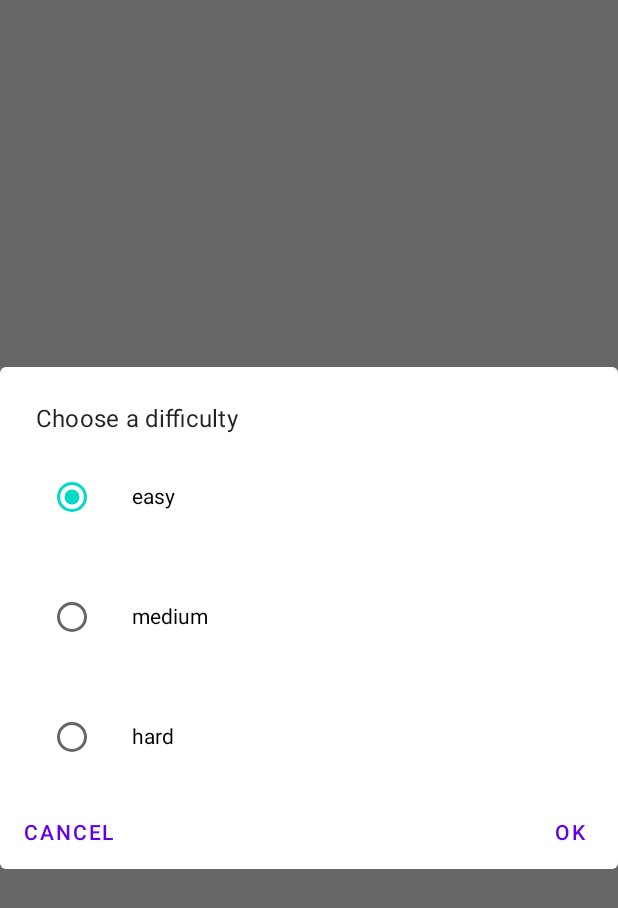
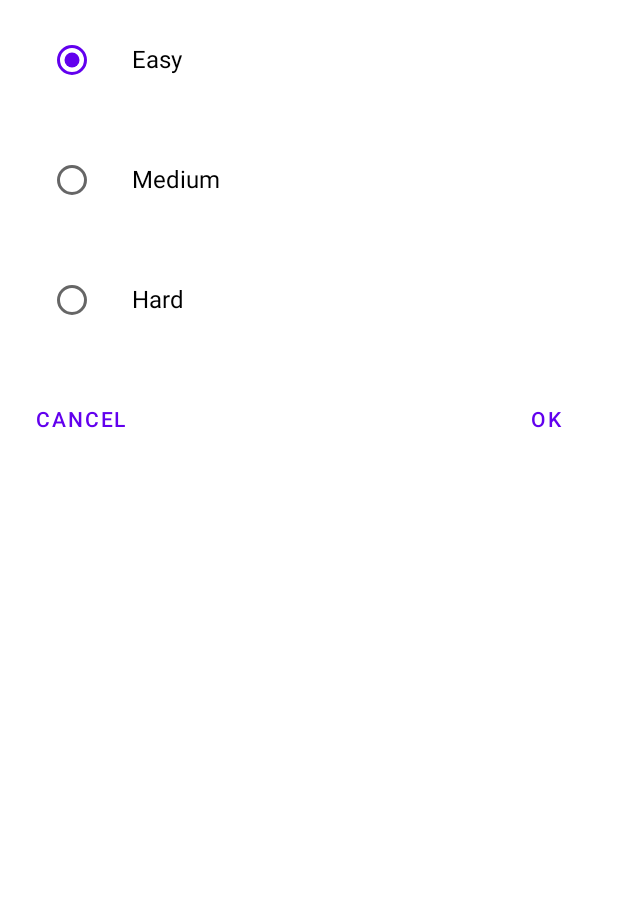
Before and after one commit to zachsao/triviaSekai, an Android app built with Jetpack Compose: the @Preview function LevelDialogPreview, on a phone screen of 412 x 824 dp. Shown: the top 908 px of the screen. Run offline under Robolectric (Android 15) with nearby library versions, the phone set to English and light mode, and no system bars.

Commit message:
questions: fetch by difficulty

```diff
--- a/androidApp/src/main/java/com/example/triviasekai/androidApp/MainActivity.kt
+++ b/androidApp/src/main/java/com/example/triviasekai/androidApp/MainActivity.kt
@@ -53,8 +53,8 @@ fun MainContainer(viewModel: TriviaViewModel) {
             }
         }
         composable("categories") {
-            CategoriesScreen(viewModel = viewModel) { _, categoryId, title ->
-                viewModel.getQuestions(categoryId)
+            CategoriesScreen(viewModel = viewModel) { level, categoryId, title ->
+                viewModel.getQuestions(categoryId, level)
                 navController.navigate("questions")
             }
         }
--- /dev/null
+++ b/androidApp/src/main/java/com/example/triviasekai/androidApp/categories/DifficultyDialog.kt
@@ -0,0 +1,86 @@
+package com.example.triviasekai.androidApp.categories
+
+import androidx.compose.foundation.layout.*
+import androidx.compose.foundation.lazy.LazyColumn
+import androidx.compose.foundation.lazy.items
+import androidx.compose.foundation.selection.selectable
+import androidx.compose.material.*
+import androidx.compose.runtime.Composable
+import androidx.compose.runtime.mutableStateOf
+import androidx.compose.runtime.remember
+import androidx.compose.ui.Alignment
+import androidx.compose.ui.Modifier
+import androidx.compose.ui.res.stringResource
+import androidx.compose.ui.tooling.preview.Preview
+import androidx.compose.runtime.getValue
+import androidx.compose.runtime.setValue
+import androidx.compose.ui.unit.dp
+import androidx.compose.ui.unit.sp
+import com.example.triviasekai.androidApp.R
+import com.example.triviasekai.shared.model.Difficulty
+import java.util.*
+
+@Composable
+fun DifficultyDialog(show: Boolean, onDismiss: () -> Unit, onPositiveClick: (Difficulty) -> Unit) {
+    if (show) {
+        var selectedLevel by remember { mutableStateOf(Difficulty.Easy) }
+        val onLevelSelected: (Difficulty) -> Unit = { selectedLevel = it }
+        AlertDialog(
+            onDismissRequest = onDismiss,
+            title = { Text(text = stringResource(R.string.dialog_difficulty_title)) },
+            buttons = {
+                DialogContent(selectedLevel, onLevelSelected, onDismiss, onPositiveClick)
+            }
+        )
+    }
+
+}
+
+@Composable
+private fun DialogContent(
+    selectedLevel: Difficulty,
+    onLevelSelected: (Difficulty) -> Unit,
+    onDismiss: () -> Unit,
+    onPositiveClick: (Difficulty) -> Unit
+) {
+    LazyColumn {
+        items(Difficulty.values().toList()) { level ->
+            Row(
+                Modifier
+                    .padding(start = 8.dp)
+                    .fillMaxWidth()
+                    .selectable(
+                        selected = selectedLevel == level,
+                        onClick = { onLevelSelected(level) }
+                    ),
+                verticalAlignment = Alignment.CenterVertically,
+            ) {
+                RadioButton(
+                    modifier = Modifier.padding(16.dp),
+                    selected = selectedLevel == level,
+                    onClick = { onLevelSelected(level) },
+                    colors = RadioButtonDefaults.colors(selectedColor = MaterialTheme.colors.primary)
+                )
+                Text(text = level.name.capitalize(Locale.ROOT), fontSize = 16.sp)
+            }
+        }
+        item {
+            Row(Modifier.fillMaxWidth(), horizontalArrangement = Arrangement.SpaceBetween) {
+                TextButton(modifier = Modifier.padding(16.dp), onClick = onDismiss) {
+                    Text(text = stringResource(R.string.cancel))
+                }
+                TextButton(
+                    modifier = Modifier.padding(16.dp),
+                    onClick = { onPositiveClick(selectedLevel) }) {
+                    Text(text = stringResource(R.string.ok))
+                }
+            }
+        }
+    }
+}
+
+@Preview(showBackground = true)
+@Composable
+fun LevelDialogPreview() {
+    DialogContent(selectedLevel = Difficulty.Easy, onLevelSelected = {}, onDismiss = {}) {}
+}
--- a/androidApp/src/main/java/com/example/triviasekai/androidApp/categories/LevelDialog.kt
+++ /dev/null
@@ -1,67 +0,0 @@
-package com.example.triviasekai.androidApp.categories
-
-import androidx.compose.foundation.layout.*
-import androidx.compose.foundation.lazy.LazyColumn
-import androidx.compose.foundation.lazy.items
-import androidx.compose.foundation.selection.selectable
-import androidx.compose.material.*
-import androidx.compose.runtime.Composable
-import androidx.compose.runtime.mutableStateOf
-import androidx.compose.runtime.remember
-import androidx.compose.ui.Alignment
-import androidx.compose.ui.Modifier
-import androidx.compose.ui.tooling.preview.Preview
-import androidx.compose.ui.unit.dp
-import com.example.triviasekai.shared.model.Difficulty
-
-@Composable
-fun LevelDialog(show: Boolean, onDismiss: () -> Unit, onPositiveClick: (Int) -> Unit) {
-    if (show) {
-        val selectedLevel = remember { mutableStateOf(0) }
-        val onLevelSelected: (Int) -> Unit = { index -> selectedLevel.value = index }
-        AlertDialog(
-            onDismissRequest = onDismiss,
-            title = { Text(text = "Choose a difficulty") },
-            buttons = {
-                LazyColumn {
-                    items(Difficulty.values().toList()) { level ->
-                        Row(
-                            Modifier
-                                .padding(start = 8.dp)
-                                .fillMaxWidth()
-                                .selectable(
-                                    selected = selectedLevel.value == level.id,
-                                    onClick = { onLevelSelected(level.id) }
-                                ),
-                            verticalAlignment = Alignment.CenterVertically,
-                        ) {
-                            RadioButton(
-                                modifier = Modifier.padding(16.dp),
-                                selected = selectedLevel.value == level.id,
-                                onClick = { onLevelSelected(level.id) }
-                            )
-                            Text(text = level.name)
-                        }
-                    }
-                    item {
-                        Row(Modifier.fillMaxWidth(), horizontalArrangement = Arrangement.SpaceBetween) {
-                            TextButton(contentPadding = PaddingValues(16.dp), onClick = onDismiss) {
-                                Text(text = "CANCEL")
-                            }
-                            TextButton(contentPadding = PaddingValues(16.dp), onClick = { onPositiveClick(selectedLevel.value) }) {
-                                Text(text = "OK")
-                            }
-                        }
-                    }
-                }
-            }
-        )
-    }
-
-}
-
-@Preview
-@Composable
-fun LevelDialogPreview() {
-    LevelDialog(true, {}) {}
-}
--- a/androidApp/src/main/res/values/strings.xml
+++ b/androidApp/src/main/res/values/strings.xml
@@ -2,4 +2,7 @@
 <resources>
     <string name="app_name">Trivia Sekai</string>
     <string name="icons_credit"><div>Icons made by <a href="https://www.flaticon.com/authors/turkkub" title="turkkub">turkkub</a> from <a href="https://www.flaticon.com/" title="Flaticon">www.flaticon.com</a></div><div>Icons made by <a href="https://www.flaticon.com/authors/pause08" title="Pause08">Pause08</a> from <a href="https://www.flaticon.com/" title="Flaticon">www.flaticon.com</a></div><div>Icons made by <a href="https://www.flaticon.com/authors/smalllikeart" title="smalllikeart">smalllikeart</a> from <a href="https://www.flaticon.com/" title="Flaticon">www.flaticon.com</a></div><div>Icons made by <a href="https://www.flaticon.com/authors/photo3idea-studio" title="photo3idea_studio">photo3idea_studio</a> from <a href="https://www.flaticon.com/" title="Flaticon">www.flaticon.com</a></div><div>Icons made by <a href="https://www.freepik.com" title="Freepik">Freepik</a> from <a href="https://www.flaticon.com/" title="Flaticon">www.flaticon.com</a></div></string>
+    <string name="dialog_difficulty_title">Choose a difficulty</string>
+    <string name="cancel">CANCEL</string>
+    <string name="ok">OK</string>
 </resources>
--- a/shared/src/commonMain/kotlin/com/example/triviasekai/shared/TriviaSDK.kt
+++ b/shared/src/commonMain/kotlin/com/example/triviasekai/shared/TriviaSDK.kt
@@ -1,6 +1,7 @@
 package com.example.triviasekai.shared
 
 import android.text.Html
+import com.example.triviasekai.shared.model.Difficulty
 import com.example.triviasekai.shared.model.Response
 import com.example.triviasekai.shared.model.TriviaCategories
 import com.example.triviasekai.shared.network.TriviaApi
@@ -9,8 +10,8 @@ class TriviaSDK {
     private val api = TriviaApi()
 
     @Throws(Exception::class)
-    suspend fun getQuestions(categoryId: Int): Response {
-        val response = api.getQuestions(categoryId)
+    suspend fun getQuestions(categoryId: Int, difficulty: String): Response {
+        val response = api.getQuestions(categoryId, difficulty)
         val decodedResults = response.results.map { result ->
             result.copy(
                 question = Html.fromHtml(result.question, Html.FROM_HTML_MODE_LEGACY).toString(),
--- a/shared/src/commonMain/kotlin/com/example/triviasekai/shared/model/Response.kt
+++ b/shared/src/commonMain/kotlin/com/example/triviasekai/shared/model/Response.kt
@@ -33,8 +33,6 @@ data class TriviaCategories(
 @Serializable
 data class Category(@SerialName("id")val id: Int, val name: String)
 
-enum class Difficulty(val id: Int) {
-    easy(0),
-    medium(2),
-    hard(3)
+enum class Difficulty {
+    Easy, Medium, Hard
 }
```
Also changed, not shown: androidApp/src/main/java/com/example/triviasekai/androidApp/TriviaViewModel.kt (+8 -6 lines), androidApp/src/main/java/com/example/triviasekai/androidApp/categories/Categories.kt (+7 -6 lines), androidApp/src/main/java/com/example/triviasekai/androidApp/questions/Questions.kt (+27 -2 lines), androidApp/src/main/java/com/example/triviasekai/androidApp/ui/Theme.kt (+8 -19 lines), shared/src/commonMain/kotlin/com/example/triviasekai/shared/network/TriviaApi.kt (+4 -4 lines).
